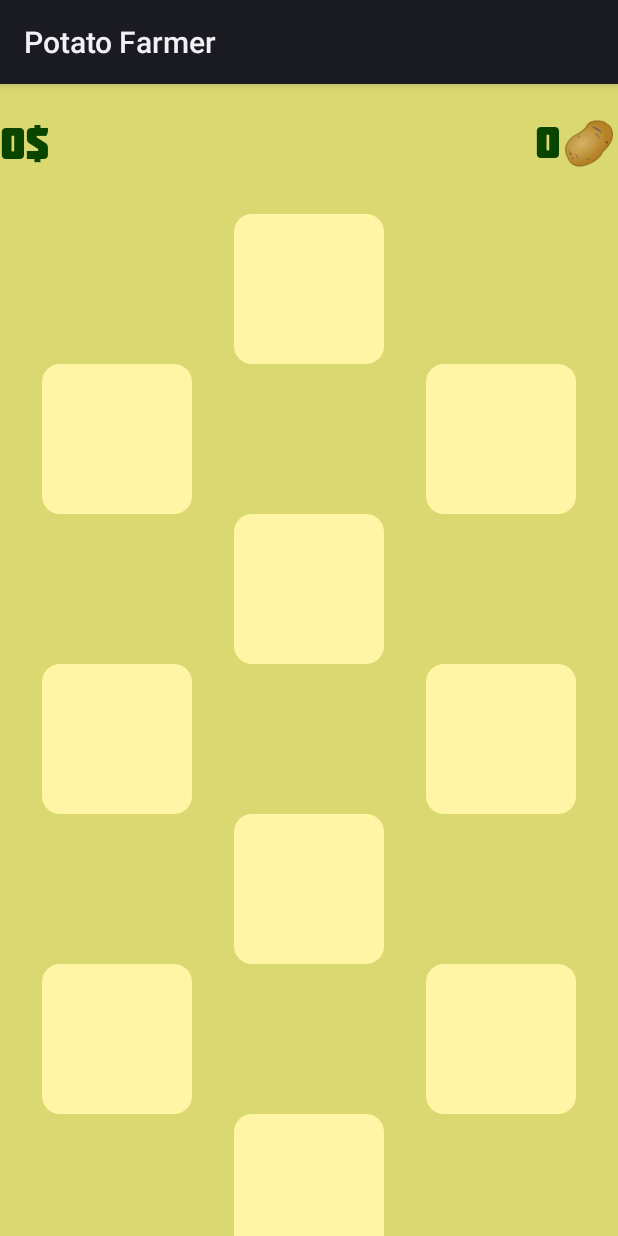
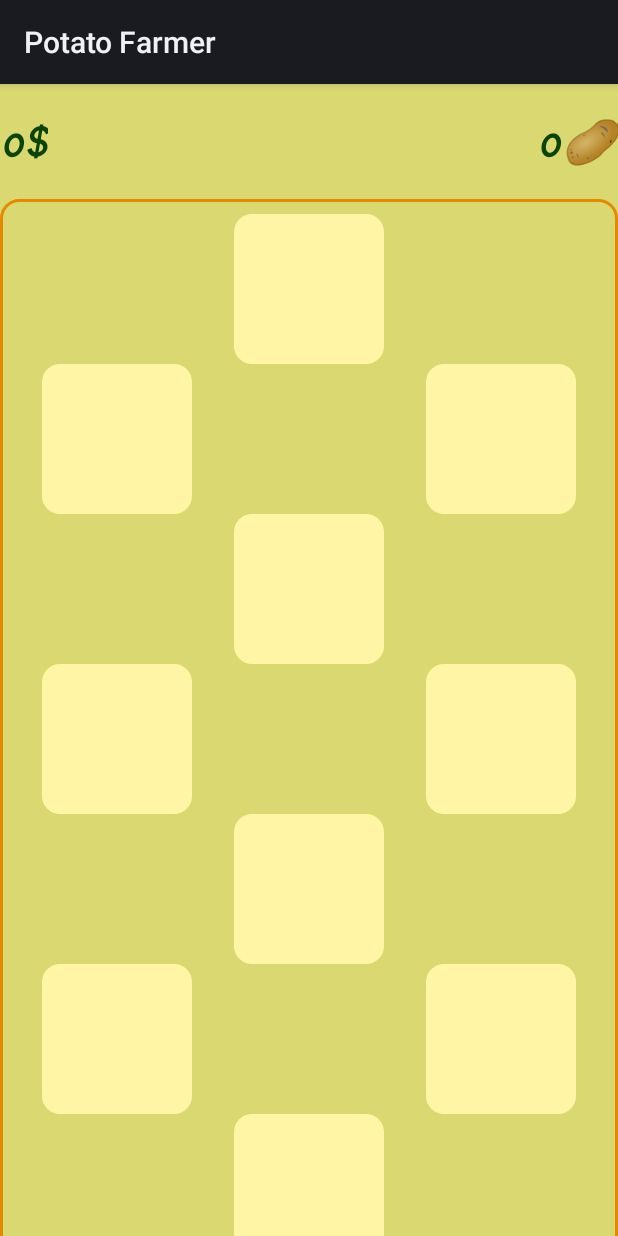
Before and after one commit to ZaharTu/ClickerFinal, an Android app: the layout fragment_research.xml on its own in the app's theme, with its tools: preview values and no code run, on a phone screen of 412 x 824 dp. Run offline under Robolectric (Android 15) with nearby library versions, the phone set to English and light mode, and no system bars.

Commit message:
23.05.24 правда финальная версия 1.удалил неиспользуемый файл 2.изменил разметку для улучшения восприятия 3.перенес observe в onviewcreated

```diff
--- a/app/src/main/res/layout/fragment_main.xml
+++ b/app/src/main/res/layout/fragment_main.xml
@@ -48,6 +48,7 @@
             android:layout_height="wrap_content"
             android:fontFamily="@font/molot"
             android:text="0/0👨‍🌾"
+            android:textColor="@color/Hint"
             app:layout_constraintBottom_toBottomOf="parent"
             app:layout_constraintStart_toStartOf="parent"
             app:layout_constraintTop_toTopOf="parent"
--- a/app/src/main/res/layout/fragment_market.xml
+++ b/app/src/main/res/layout/fragment_market.xml
@@ -17,6 +17,7 @@
         android:gravity="center_horizontal"
         android:text="0"
         android:textSize="30sp"
+        android:textColor="@color/Hint"
         app:layout_constraintEnd_toEndOf="parent"
         app:layout_constraintStart_toStartOf="parent"
         app:layout_constraintTop_toTopOf="parent" />
--- a/app/src/main/res/layout/fragment_research.xml
+++ b/app/src/main/res/layout/fragment_research.xml
@@ -10,7 +10,7 @@
         android:id="@+id/Research_Balance"
         android:layout_width="wrap_content"
         android:layout_height="wrap_content"
-        android:fontFamily="@font/molot"
+        android:fontFamily="@font/abc"
         android:text="0$"
         android:textSize="30sp"
         android:textColor="@color/Hint"
@@ -22,7 +22,7 @@
         android:id="@+id/Research_Potato"
         android:layout_width="wrap_content"
         android:layout_height="wrap_content"
-        android:fontFamily="@font/molot"
+        android:fontFamily="@font/abc"
         android:text="0🥔"
         android:textSize="30sp"
         android:textColor="@color/Hint"
@@ -36,16 +36,21 @@
         android:layout_width="match_parent"
         android:layout_height="0dp"
         android:fillViewport="true"
+        android:fadeScrollbars="false"
+        android:scrollbarStyle="insideOverlay"
         app:layout_constraintBottom_toBottomOf="parent"
         app:layout_constraintEnd_toEndOf="parent"
         app:layout_constraintStart_toStartOf="parent"
-        app:layout_constraintHeight_percent="0.9">
+        app:layout_constraintHeight_percent="0.9"
+        >
 
         <androidx.constraintlayout.widget.ConstraintLayout
             android:id="@+id/constr_in"
             android:layout_width="match_parent"
             android:layout_height="1200dp"
-            android:background="@color/BackMain">
+            android:background="@color/BackMain"
+            android:foreground="@drawable/okantovka_recyclerview_main"
+            >
 
             <ImageButton
                 android:id="@+id/Research_Btn_Start"
```
Also changed, not shown: app/src/main/java/com/example/clicker/BarnFragment.java (+9 -4 lines), app/src/main/java/com/example/clicker/MainFragment.java (+7 -1 lines), app/src/main/java/com/example/clicker/MarketFragment.java (+6 -2 lines), app/src/main/java/com/example/clicker/MarketplaceFragment.java (+9 -4 lines), app/src/main/java/com/example/clicker/PlantFragment.java (+6 -1 lines), app/src/main/java/com/example/clicker/ResearchFragment.java (+7 -2 lines), app/src/main/res/drawable/okantovka_market_item.xml (deleted, +0 -8 lines).
